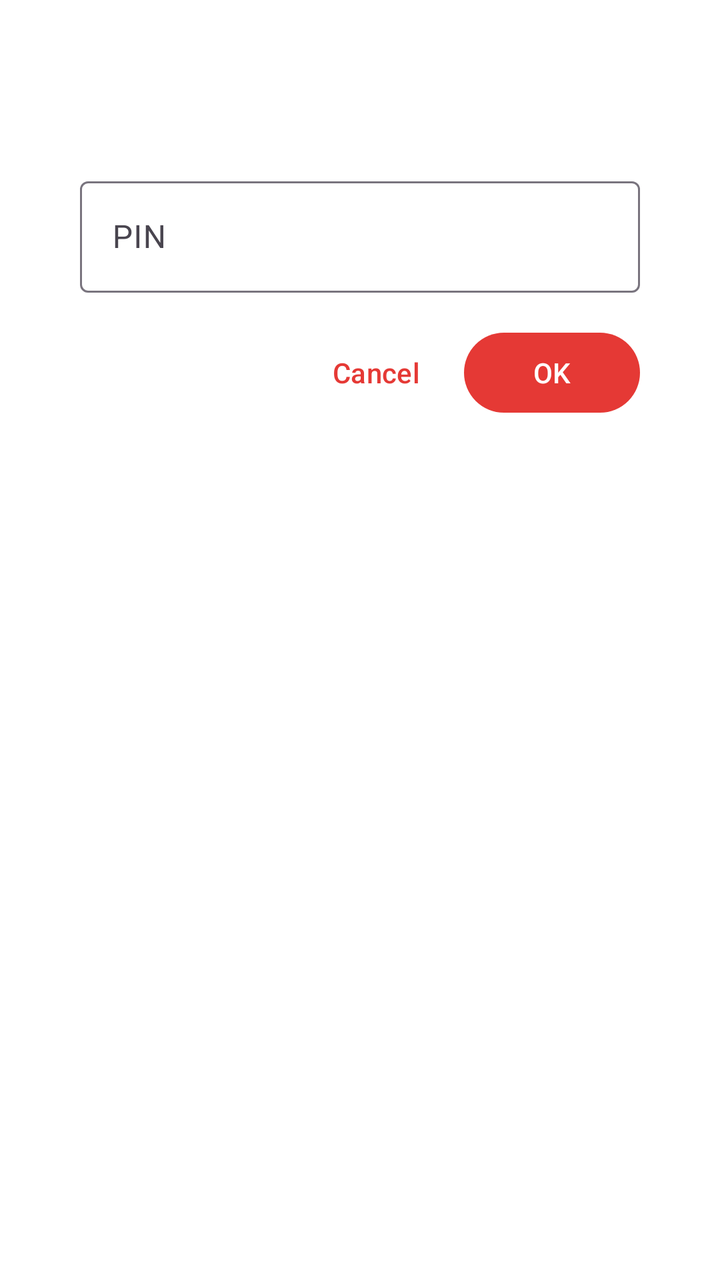
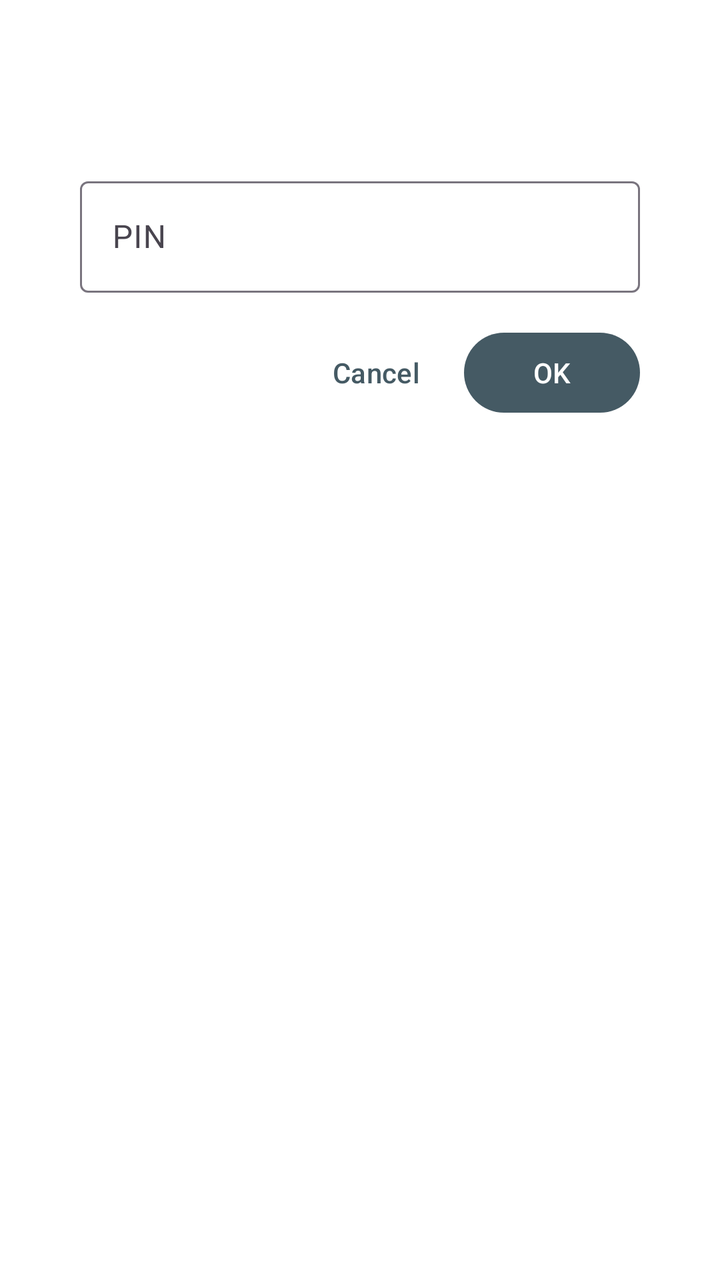

Two renders of the same Android screen: before a commit and after it. Below are the layout's source before the change and the commit's diff.
<!-- AndroidManifest.xml: activity theme Theme.WitnessCam.Dialog -->
<!-- res/layout/activity_pin.xml -->
<LinearLayout xmlns:android="http://schemas.android.com/apk/res/android"
    android:layout_width="match_parent"
    android:layout_height="wrap_content"
    android:minWidth="280dp"
    android:orientation="vertical"
    android:padding="24dp">

    <TextView
        android:id="@+id/title"
        android:layout_width="match_parent"
        android:layout_height="wrap_content"
        android:layout_marginBottom="16dp"
        android:textAppearance="?attr/textAppearanceTitleLarge" />

    <com.google.android.material.textfield.TextInputLayout
        android:layout_width="match_parent"
        android:layout_height="wrap_content"
        android:hint="@string/pin_hint">
        <com.google.android.material.textfield.TextInputEditText
            android:id="@+id/pin"
            android:layout_width="match_parent"
            android:layout_height="wrap_content"
            android:imeOptions="actionDone"
            android:inputType="numberPassword"
            android:maxLength="12" />
    </com.google.android.material.textfield.TextInputLayout>

    <TextView
        android:id="@+id/error"
        android:layout_width="match_parent"
        android:layout_height="wrap_content"
        android:layout_marginTop="8dp"
        android:textColor="@color/rec_red"
        android:visibility="gone" />

    <LinearLayout
        android:layout_width="match_parent"
        android:layout_height="wrap_content"
        android:layout_marginTop="16dp"
        android:gravity="end"
        android:orientation="horizontal">
        <com.google.android.material.button.MaterialButton
            android:id="@+id/use_biometric"
            style="?attr/borderlessButtonStyle"
            android:layout_width="wrap_content"
            android:layout_height="wrap_content"
            android:text="@string/biometric_button"
            android:visibility="gone" />

        <Space
            android:layout_width="0dp"
            android:layout_height="0dp"
            android:layout_weight="1" />

        <com.google.android.material.button.MaterialButton
            android:id="@+id/cancel"
            style="?attr/borderlessButtonStyle"
            android:layout_width="wrap_content"
            android:layout_height="wrap_content"
            android:text="@android:string/cancel" />
        <com.google.android.material.button.MaterialButton
            android:id="@+id/ok"
            android:layout_width="wrap_content"
            android:layout_height="wrap_content"
            android:text="@android:string/ok" />
    </LinearLayout>
</LinearLayout>
<!-- resources referenced by this layout -->
<resources>
  <color name="rec_red">#E53935</color>
  <string name="biometric_button">Fingerprint / face</string>
  <string name="pin_hint">PIN</string>
  <style name="Theme.WitnessCam.Dialog" parent="Theme.Material3.DayNight.Dialog">
          <item name="colorPrimary">@color/rec_red</item>
          <item name="windowNoTitle">true</item>
      </style>
</resources>

<!-- the commit's change to res/layout/activity_pin.xml (unified diff, before → after) -->
@@ -30,7 +30,7 @@
         android:layout_width="match_parent"
         android:layout_height="wrap_content"
         android:layout_marginTop="8dp"
-        android:textColor="@color/rec_red"
+        android:textColor="?attr/colorError"
         android:visibility="gone" />
 
     <LinearLayout
<!-- resource entries referenced after the edit -->
@@ -1,11 +1,13 @@
 <!-- resources referenced by this layout -->
 <resources>
-  <color name="rec_red">#E53935</color>
   <string name="biometric_button">Fingerprint / face</string>
   <string name="pin_hint">PIN</string>
   <style name="Theme.WitnessCam.Dialog" parent="Theme.Material3.DayNight.Dialog">
-          <item name="colorPrimary">@color/rec_red</item>
+          <item name="colorPrimary">@color/accent</item>
+          <item name="colorOnPrimary">@color/on_accent</item>
           <item name="windowNoTitle">true</item>
       </style>
+  <color name="accent">#455A64</color>
+  <color name="on_accent">#FFFFFFFF</color>
 </resources>
 
